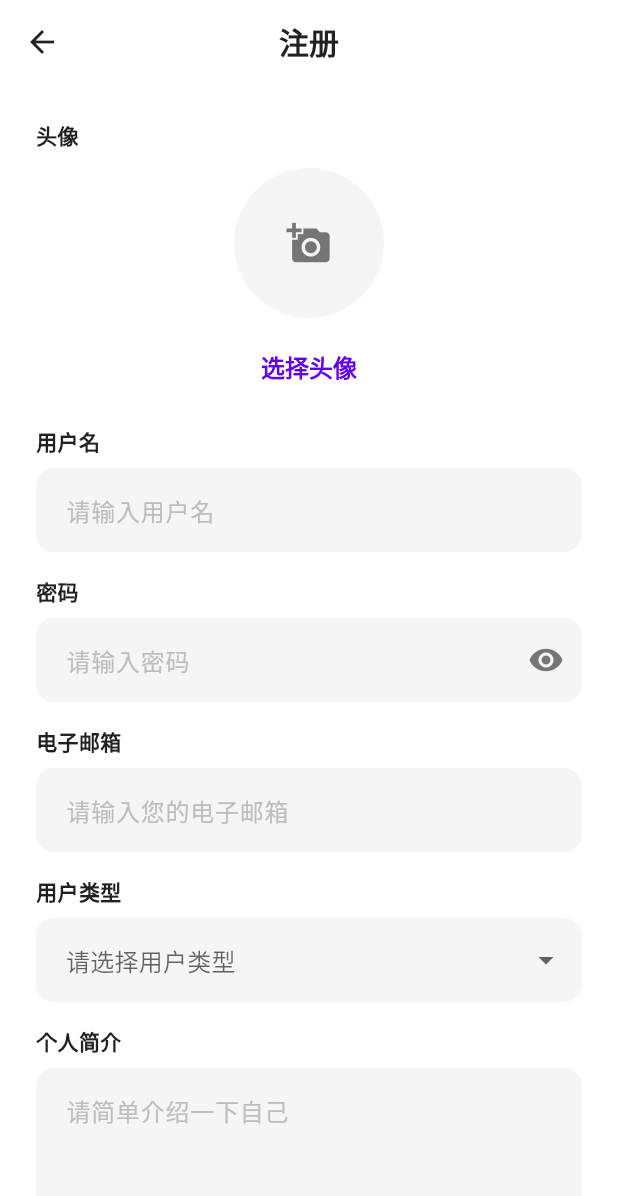
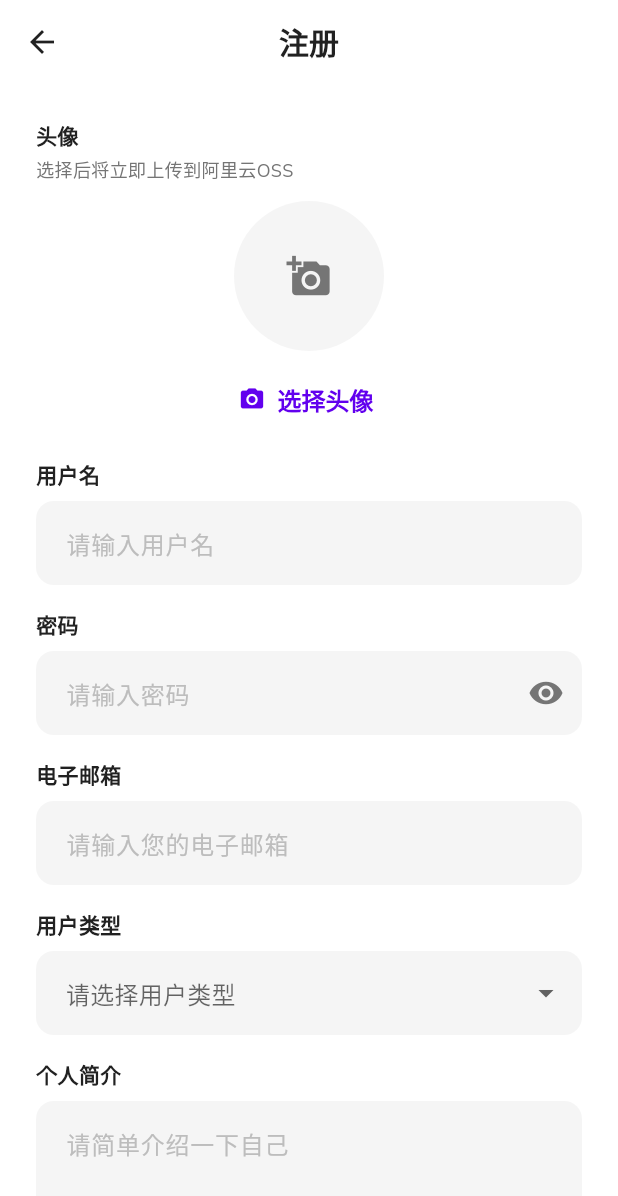
Before and after one commit to haohao1-12/Project_App, a Flutter app: the RegisterScreen screen opened directly, on a phone screen of 412 x 824 dp. Shown: the top 1196 px of the screen. Run offline on Flutter 3.47's test engine with Material 3 defaults, Android fonts, the phone set to English and light mode, and no system bars; our stand-ins replace google_fonts, image_picker, shared_preferences; accounts and stored records are empty.

Commit message:
上传图片功能完善

```diff
--- a/lib/screens/register_screen.dart
+++ b/lib/screens/register_screen.dart
@@ -22,9 +22,11 @@ class _RegisterScreenState extends State<RegisterScreen> {
   final _emailController = TextEditingController();
   final _bioController = TextEditingController();
   File? _avatarFile;
+  String? _avatarUrl; // 存储上传后的头像URL
   String? _selectedUserType;
   bool _isPasswordVisible = false;
   bool _isLoading = false;
+  String _uploadStatusText = ''; // 用于显示头像上传状态
 
   @override
   void dispose() {
@@ -44,6 +46,21 @@ class _RegisterScreenState extends State<RegisterScreen> {
     });
   }
 
+  // 处理图片选择和上传结果
+  void _handleImageSelected(File file, String? imageUrl) {
+    setState(() {
+      _avatarFile = file;
+      _avatarUrl = imageUrl;
+    });
+  }
+
+  // 处理上传状态更新
+  void _handleUploadStatusChanged(String status) {
+    setState(() {
+      _uploadStatusText = status;
+    });
+  }
+
   void _register() async {
     if (_formKey.currentState!.validate()) {
       setState(() {
@@ -57,8 +74,7 @@ class _RegisterScreenState extends State<RegisterScreen> {
           email: _emailController.text,
           userType: _selectedUserType ?? AppConstants.userTypes[1], // 默认为员工
           userProfile: _bioController.text,
-          avatarFile: _avatarFile,
-          imageUrl: "https://image/214514",
+          imageUrl: _avatarUrl ?? "https://image/214514", // 使用已上传的头像URL或默认URL
         );
 
         setState(() {
@@ -139,14 +155,36 @@ class _RegisterScreenState extends State<RegisterScreen> {
                 children: [
                   const SizedBox(height: 24),
 
-                  // 头像选择
-                  ImagePickerWidget(
-                    selectedImage: _avatarFile,
-                    onImageSelected: (File file) {
-                      setState(() {
-                        _avatarFile = file;
-                      });
-                    },
+                  // 头像选择和上传
+                  Column(
+                    crossAxisAlignment: CrossAxisAlignment.start,
+                    children: [
+                      ImagePickerWidget(
+                        selectedImage: _avatarFile,
+                        imageUrl: _avatarUrl,
+                        onImageSelected: _handleImageSelected,
+                        onUploadStatusChanged: _handleUploadStatusChanged,
+                      ),
+
+                      // 头像上传状态提示
+                      if (_uploadStatusText.isNotEmpty)
+                        Padding(
+                          padding: const EdgeInsets.only(top: 8.0),
+                          child: Center(
+                            child: Text(
+                              _uploadStatusText,
+                              style: TextStyle(
+                                color: _uploadStatusText.contains('失败') || _uploadStatusText.contains('错误')
+                                    ? Colors.red
+                                    : _uploadStatusText.contains('成功')
+                                        ? Colors.green
+                                        : AppTheme.primaryColor,
+                                fontSize: 12,
+                              ),
+                            ),
+                          ),
+                        ),
+                    ],
                   ),
 
                   // 用户名
--- a/lib/services/auth_service.dart
+++ b/lib/services/auth_service.dart
@@ -20,7 +20,79 @@ class AuthResponse {
   });
 }
 
+class UploadResponse {
+  final bool success;
+  final String message;
+  final String? imageUrl;
+
+  UploadResponse({
+    required this.success,
+    required this.message,
+    this.imageUrl,
+  });
+}
+
 class AuthService {
+  // 上传图片到阿里云OSS
+  static Future<UploadResponse> uploadImage(File imageFile) async {
+    try {
+      debugPrint('准备上传图片到阿里云OSS...');
+      // 创建multipart请求
+      var request = http.MultipartRequest(
+        'POST',
+        Uri.parse(AppConstants.uploadImageEndpoint),
+      );
+
+      // 添加文件
+      request.files.add(await http.MultipartFile.fromPath(
+        'file', // 服务器端接收的字段名
+        imageFile.path,
+      ));
+
+      debugPrint('正在上传图片...');
+      var streamedResponse = await request.send();
+      var response = await http.Response.fromStream(streamedResponse);
+
+      debugPrint('收到上传响应，状态码: ${response.statusCode}');
+      debugPrint('响应体: ${response.body}');
+
+      if (response.statusCode == 200) {
+        var responseData = json.decode(response.body);
+
+        bool isSuccess = responseData['success'] == true;
+        int code = responseData['code'] ?? 0;
+        String message = responseData['message'] ?? '未知消息';
+
+        if (isSuccess && code == 200) {
+          // 从data中获取图片URL
+          String? imageUrl = responseData['data'];
+
+          return UploadResponse(
+            success: true,
+            message: message,
+            imageUrl: imageUrl,
+          );
+        } else {
+          return UploadResponse(
+            success: false,
+            message: message,
+          );
+        }
+      } else {
+        return UploadResponse(
+          success: false,
+          message: '上传失败，状态码: ${response.statusCode}',
+        );
+      }
+    } catch (e) {
+      debugPrint('上传图片时出错: $e');
+      return UploadResponse(
+        success: false,
+        message: '上传图片错误: $e',
+      );
+    }
+  }
+
   // 注册用户
   static Future<AuthResponse> register({
     required String username,
@@ -28,8 +100,7 @@ class AuthService {
     required String email,
     required String userType,
     required String userProfile,
-    File? avatarFile, // 保留参数，但不再使用
-    String imageUrl = "https://image/214514", // 默认头像URL
+    required String imageUrl, // 直接接收已上传的图片URL
   }) async {
     try {
       // 获取用户类型的整数值
@@ -38,7 +109,7 @@ class AuthService {
       // 显示完整的URL，用于调试
       debugPrint('正在请求URL: ${AppConstants.registerEndpoint}');
 
-      // 创建请求（改为普通的POST请求，不再需要multipart）
+      // 创建请求
       var uri = Uri.parse(AppConstants.registerEndpoint);
       var requestBody = {
         'username': username,
@@ -46,7 +117,7 @@ class AuthService {
         'email': email,
         'userType': userTypeValue.toString(),
         'userProfile': userProfile,
-        'imageUrl': imageUrl,
+        'imageUrl': imageUrl, // 使用传入的URL
       };
 
       // 打印请求体，用于调试
--- a/lib/utils/constants.dart
+++ b/lib/utils/constants.dart
@@ -3,6 +3,7 @@ class AppConstants {
   static const String baseUrl = 'http://192.168.3.17:4000';
   static const String registerEndpoint = '$baseUrl/user/signup';
   static const String loginEndpoint = '$baseUrl/user/login';
+  static const String uploadImageEndpoint = '$baseUrl/common/upload';
 
   // 用户类型
   static const List<String> userTypes = ['项目经理', '员工'];
--- a/lib/widgets/image_picker_widget.dart
+++ b/lib/widgets/image_picker_widget.dart
@@ -2,26 +2,77 @@ import 'dart:io';
 import 'package:flutter/material.dart';
 import 'package:image_picker/image_picker.dart';
 import '../utils/theme.dart';
+import '../services/auth_service.dart';
 
-class ImagePickerWidget extends StatelessWidget {
+typedef ImageSelectedCallback = void Function(File file, String? imageUrl);
+
+class ImagePickerWidget extends StatefulWidget {
   final File? selectedImage;
-  final Function(File) onImageSelected;
+  final String? imageUrl;
+  final ImageSelectedCallback onImageSelected;
+  final Function(String) onUploadStatusChanged;
 
   const ImagePickerWidget({
     Key? key,
     this.selectedImage,
+    this.imageUrl,
     required this.onImageSelected,
+    required this.onUploadStatusChanged,
   }) : super(key: key);
+
+  @override
+  State<ImagePickerWidget> createState() => _ImagePickerWidgetState();
+}
+
+class _ImagePickerWidgetState extends State<ImagePickerWidget> {
+  bool _isUploading = false;
 
   Future<void> _pickImage(ImageSource source) async {
     final ImagePicker picker = ImagePicker();
     final XFile? pickedFile = await picker.pickImage(
       source: source,
       imageQuality: 70,
+      maxWidth: 800,
+      maxHeight: 800,
     );
 
     if (pickedFile != null) {
-      onImageSelected(File(pickedFile.path));
+      File imageFile = File(pickedFile.path);
+
+      // 立即开始上传图片
+      setState(() {
+        _isUploading = true;
+      });
+
+      // 更新上传状态
+      widget.onUploadStatusChanged('正在上传头像...');
+
+      try {
+        // 调用上传服务
+        final uploadResponse = await AuthService.uploadImage(imageFile);
+
+        setState(() {
+          _isUploading = false;
+        });
+
+        if (uploadResponse.success && uploadResponse.imageUrl != null) {
+          // 上传成功，返回文件和URL
+          widget.onUploadStatusChanged('头像上传成功');
+          widget.onImageSelected(imageFile, uploadResponse.imageUrl);
+        } else {
+          // 上传失败，但仍然返回文件
+          widget.onUploadStatusChanged('头像上传失败: ${uploadResponse.message}');
+          widget.onImageSelected(imageFile, null);
+        }
+      } catch (e) {
+        setState(() {
+          _isUploading = false;
+        });
+
+        // 上传出错，但仍然返回文件
+        widget.onUploadStatusChanged('头像上传出错: $e');
+        widget.onImageSelected(imageFile, null);
+      }
     }
   }
 
@@ -38,17 +89,27 @@ class ImagePickerWidget extends StatelessWidget {
             fontWeight: FontWeight.w600,
           ),
         ),
+        const SizedBox(height: 4),
+        const Text(
+          '选择后将立即上传到阿里云OSS',
+          style: TextStyle(
+            color: AppTheme.textSecondaryColor,
+            fontSize: 12,
+          ),
+        ),
         const SizedBox(height: 12),
         Center(
           child: GestureDetector(
-            onTap: () => _showImageSourceDialog(context),
-            child: CircleAvatar(
+            onTap: _isUploading ? null : () => _showImageSourceDialog(context),
+            child: Stack(
+              children: [
+                CircleAvatar(
                   radius: 50,
                   backgroundColor: AppTheme.inputFillColor,
-              backgroundImage: selectedImage != null
-                  ? FileImage(selectedImage!) as ImageProvider
+                  backgroundImage: widget.selectedImage != null
+                      ? FileImage(widget.selectedImage!) as ImageProvider
                       : null,
-              child: selectedImage == null
+                  child: widget.selectedImage == null
                       ? const Icon(
                           Icons.add_a_photo,
                           size: 30,
@@ -56,13 +117,64 @@ class ImagePickerWidget extends StatelessWidget {
                         )
                       : null,
                 ),
+                if (_isUploading)
+                  Positioned.fill(
+                    child: Container(
+                      decoration: BoxDecoration(
+                        color: Colors.black.withOpacity(0.5),
+                        shape: BoxShape.circle,
+                      ),
+                      child: const Center(
+                        child: CircularProgressIndicator(
+                          color: Colors.white,
+                        ),
+                      ),
+                    ),
+                  ),
+                if (widget.selectedImage != null && widget.imageUrl != null && !_isUploading)
+                  Positioned(
+                    right: 0,
+                    bottom: 0,
+                    child: Container(
+                      padding: const EdgeInsets.all(4),
+                      decoration: const BoxDecoration(
+                        color: Colors.green,
+                        shape: BoxShape.circle,
+                      ),
+                      child: const Icon(
+                        Icons.cloud_done,
+                        color: Colors.white,
+                        size: 16,
+                      ),
+                    ),
+                  ),
+                if (widget.selectedImage != null && widget.imageUrl == null && !_isUploading)
+                  Positioned(
+                    right: 0,
+                    bottom: 0,
+                    child: Container(
+                      padding: const EdgeInsets.all(4),
+                      decoration: const BoxDecoration(
+                        color: Colors.orange,
+                        shape: BoxShape.circle,
+                      ),
+                      child: const Icon(
+                        Icons.warning,
+                        color: Colors.white,
+                        size: 16,
+                      ),
+                    ),
+                  ),
+              ],
+            ),
           ),
         ),
         const SizedBox(height: 8),
         Center(
-          child: TextButton(
-            onPressed: () => _showImageSourceDialog(context),
-            child: const Text('选择头像'),
+          child: TextButton.icon(
+            onPressed: _isUploading ? null : () => _showImageSourceDialog(context),
+            icon: const Icon(Icons.photo_camera),
+            label: Text(widget.selectedImage == null ? '选择头像' : '更换头像'),
           ),
         ),
         const SizedBox(height: 16),
```
Lines whose indentation alone changed are shown as unchanged.
